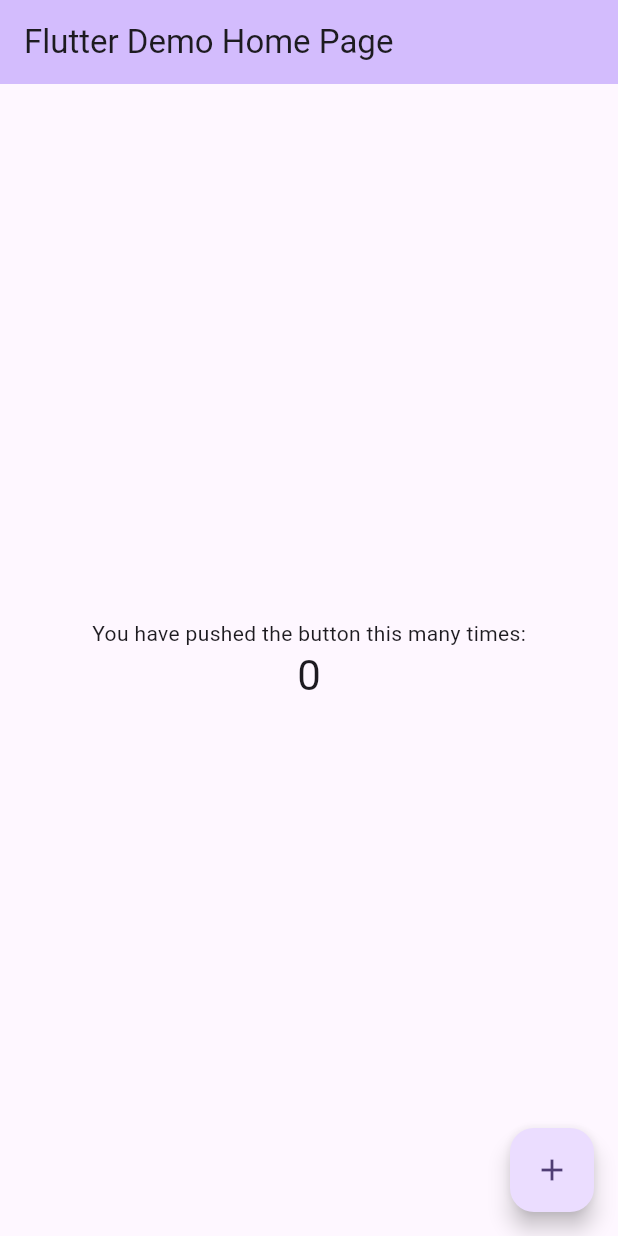
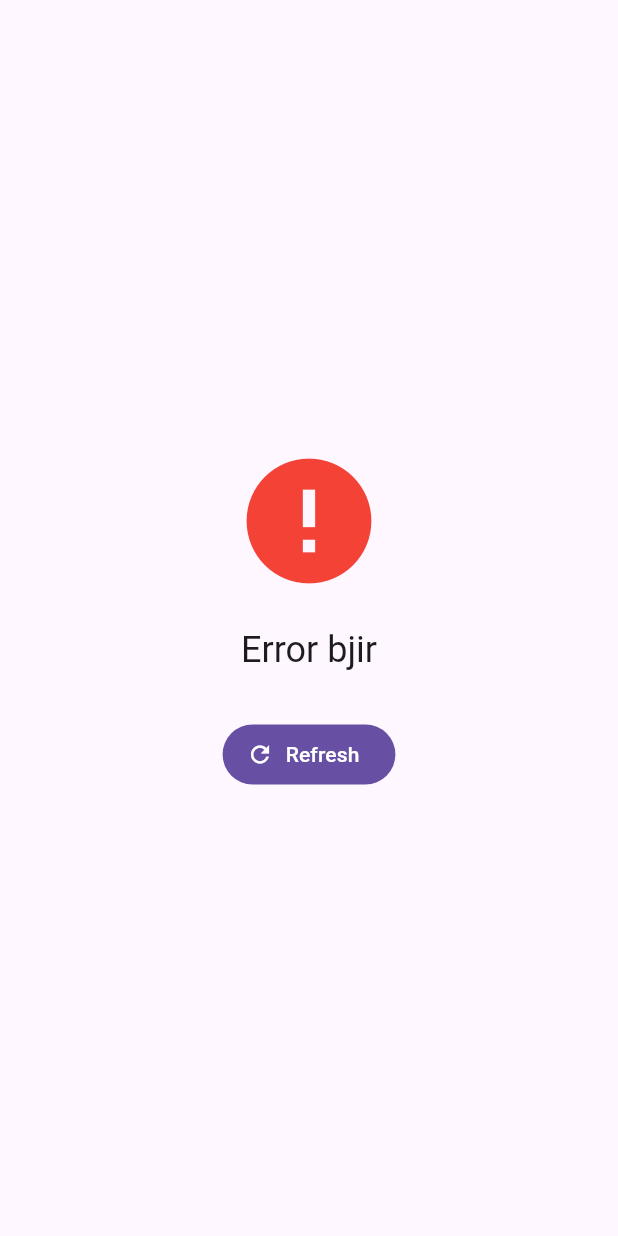
Before and after one commit to Dzakir1502/timeSnap, a Flutter app: the screen it shows after launch, on a phone screen of 412 x 824 dp. Run offline on Flutter 3.47's test engine with Material 3 defaults, Android fonts, the phone set to English and light mode, and no system bars; our stand-ins replace dio, geolocator, get_it, pretty_dio_logger, retrofit, shared_preferences; missing offline and left inert: flutter_osm_plugin.

Commit message:
membuat error widget dan loading

```diff
--- /dev/null
+++ b/lib/core/widget/error_app_widget.dart
@@ -0,0 +1,42 @@
+import 'package:flutter/material.dart';
+import 'package:timesnap/core/helper/global_helper.dart';
+
+class ErrorAppWidget extends StatelessWidget {
+  final String description;
+  final FilledButton? alternativeButton;
+  final void Function() onPressDefault;
+  const ErrorAppWidget({
+    super.key,
+    required this.description,
+    required this.onPressDefault,
+    this.alternativeButton,
+  });
+
+  @override
+  Widget build(BuildContext context) {
+    return Container(
+      width: double.maxFinite,
+      child: Column(
+        mainAxisAlignment: MainAxisAlignment.center,
+        children: [
+          Icon(Icons.error, size: 100, color: Colors.red),
+          SizedBox(height: 20.0),
+          Text(
+            description,
+            style: GlobalHelper.getTextStyle(
+              context,
+              appTextStyle: AppTextStyle.HEADLINE_SMALL,
+            ),
+          ),
+          SizedBox(height: 30.0),
+          alternativeButton ??
+              FilledButton.icon(
+                onPressed: onPressDefault,
+                icon: Icon(Icons.refresh),
+                label: Text("Refresh"),
+              ),
+        ],
+      ),
+    );
+  }
+}
--- /dev/null
+++ b/lib/core/widget/loading_app_widget.dart
@@ -0,0 +1,16 @@
+import 'package:flutter/material.dart';
+
+class LoadingAppWidget extends StatelessWidget {
+  const LoadingAppWidget({super.key});
+
+  @override
+  Widget build(BuildContext context) {
+    return Center(
+      child: Container(
+        height: 100,
+        width: 100,
+        child: CircularProgressIndicator(),
+      ),
+    );
+  }
+}
--- a/lib/main.dart
+++ b/lib/main.dart
@@ -1,124 +1,30 @@
 import 'package:flutter/material.dart';
-import 'package:intl/date_symbol_data_file.dart';
+import 'package:timesnap/core/di/dependency.dart';
+import 'package:timesnap/core/widget/error_app_widget.dart';
+import 'package:timesnap/core/widget/loading_app_widget.dart';
+import 'package:intl/date_symbol_data_local.dart';
 
 void main() async {
   await initializeDateFormatting('id', null);
+  await initDependency();
   runApp(const MyApp());
 }
 
 class MyApp extends StatelessWidget {
   const MyApp({super.key});
 
-  // This widget is the root of your application.
   @override
   Widget build(BuildContext context) {
     return MaterialApp(
-      title: 'Flutter Demo',
-      theme: ThemeData(
-        // This is the theme of your application.
-        //
-        // TRY THIS: Try running your application with "flutter run". You'll see
-        // the application has a purple toolbar. Then, without quitting the app,
-        // try changing the seedColor in the colorScheme below to Colors.green
-        // and then invoke "hot reload" (save your changes or press the "hot
-        // reload" button in a Flutter-supported IDE, or press "r" if you used
-        // the command line to start the app).
-        //
-        // Notice that the counter didn't reset back to zero; the application
-        // state is not lost during the reload. To reset the state, use hot
-        // restart instead.
-        //
-        // This works for code too, not just values: Most code changes can be
-        // tested with just a hot reload.
-        colorScheme: ColorScheme.fromSeed(seedColor: Colors.deepPurple),
+      debugShowCheckedModeBanner: false,
+      home: Scaffold(
+        body: ErrorAppWidget(
+          description: "Error bjir",
+          onPressDefault: () {
+            print("asdsada");
+          },
+        ),
       ),
-      home: const MyHomePage(title: 'Flutter Demo Home Page'),
     );
   }
 }
-
-class MyHomePage extends StatefulWidget {
-  const MyHomePage({super.key, required this.title});
-
-  // This widget is the home page of your application. It is stateful, meaning
-  // that it has a State object (defined below) that contains fields that affect
-  // how it looks.
-
-  // This class is the configuration for the state. It holds the values (in this
-  // case the title) provided by the parent (in this case the App widget) and
-  // used by the build method of the State. Fields in a Widget subclass are
-  // always marked "final".
-
-  final String title;
-
-  @override
-  State<MyHomePage> createState() => _MyHomePageState();
-}
-
-class _MyHomePageState extends State<MyHomePage> {
-  int _counter = 0;
-
-  void _incrementCounter() {
-    setState(() {
-      // This call to setState tells the Flutter framework that something has
-      // changed in this State, which causes it to rerun the build method below
-      // so that the display can reflect the updated values. If we changed
-      // _counter without calling setState(), then the build method would not be
-      // called again, and so nothing would appear to happen.
-      _counter++;
-    });
-  }
-
-  @override
-  Widget build(BuildContext context) {
-    // This method is rerun every time setState is called, for instance as done
-    // by the _incrementCounter method above.
-    //
-    // The Flutter framework has been optimized to make rerunning build methods
-    // fast, so that you can just rebuild anything that needs updating rather
-    // than having to individually change instances of widgets.
-    return Scaffold(
-      appBar: AppBar(
-        // TRY THIS: Try changing the color here to a specific color (to
-        // Colors.amber, perhaps?) and trigger a hot reload to see the AppBar
-        // change color while the other colors stay the same.
-        backgroundColor: Theme.of(context).colorScheme.inversePrimary,
-        // Here we take the value from the MyHomePage object that was created by
-        // the App.build method, and use it to set our appbar title.
-        title: Text(widget.title),
-      ),
-      body: Center(
-        // Center is a layout widget. It takes a single child and positions it
-        // in the middle of the parent.
-        child: Column(
-          // Column is also a layout widget. It takes a list of children and
-          // arranges them vertically. By default, it sizes itself to fit its
-          // children horizontally, and tries to be as tall as its parent.
-          //
-          // Column has various properties to control how it sizes itself and
-          // how it positions its children. Here we use mainAxisAlignment to
-          // center the children vertically; the main axis here is the vertical
-          // axis because Columns are vertical (the cross axis would be
-          // horizontal).
-          //
-          // TRY THIS: Invoke "debug painting" (choose the "Toggle Debug Paint"
-          // action in the IDE, or press "p" in the console), to see the
-          // wireframe for each widget.
-          mainAxisAlignment: MainAxisAlignment.center,
-          children: <Widget>[
-            const Text('You have pushed the button this many times:'),
-            Text(
-              '$_counter',
-              style: Theme.of(context).textTheme.headlineMedium,
-            ),
-          ],
-        ),
-      ),
-      floatingActionButton: FloatingActionButton(
-        onPressed: _incrementCounter,
-        tooltip: 'Increment',
-        child: const Icon(Icons.add),
-      ), // This trailing comma makes auto-formatting nicer for build methods.
-    );
-  }
-}
```
